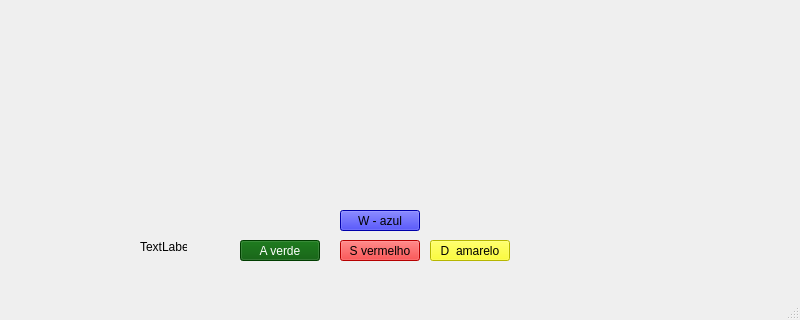
IgorDiasV/tempoDeReacao, file mainwindow.ui: the form before one commit; both pictures show x 0 to 800 and y 280 to 600 of the 800 by 600 pixel window.
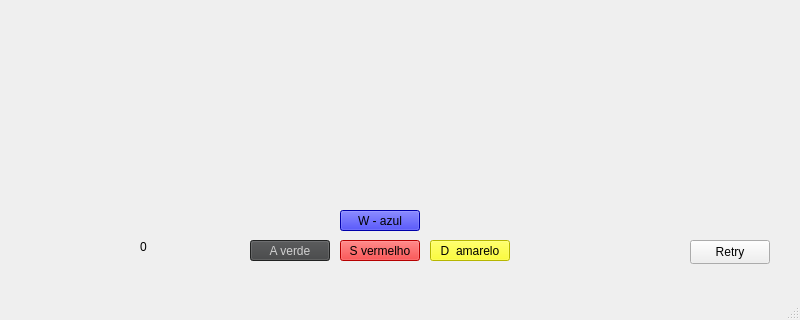
The form after the commit.

What changed in the file:
```diff
--- a/mainwindow.ui
+++ b/mainwindow.ui
@@ -472,7 +472,7 @@
    <widget class="QPushButton" name="pushButton_2">
     <property name="geometry">
      <rect>
-      <x>240</x>
+      <x>250</x>
       <y>520</y>
       <width>80</width>
       <height>21</height>
@@ -494,7 +494,7 @@
         <brush brushstyle="SolidPattern">
          <color alpha="255">
           <red>0</red>
-          <green>85</green>
+          <green>170</green>
           <blue>0</blue>
          </color>
         </brush>
@@ -630,63 +630,63 @@
        <colorrole role="WindowText">
         <brush brushstyle="SolidPattern">
          <color alpha="255">
-          <red>255</red>
-          <green>255</green>
-          <blue>255</blue>
+          <red>208</red>
+          <green>208</green>
+          <blue>208</blue>
          </color>
         </brush>
        </colorrole>
        <colorrole role="Button">
         <brush brushstyle="SolidPattern">
          <color alpha="255">
-          <red>0</red>
-          <green>85</green>
-          <blue>0</blue>
+          <red>64</red>
+          <green>65</green>
+          <blue>66</blue>
          </color>
         </brush>
        </colorrole>
        <colorrole role="Light">
         <brush brushstyle="SolidPattern">
          <color alpha="255">
-          <red>0</red>
-          <green>127</green>
-          <blue>0</blue>
+          <red>255</red>
+          <green>255</green>
+          <blue>255</blue>
          </color>
         </brush>
        </colorrole>
        <colorrole role="Midlight">
         <brush brushstyle="SolidPattern">
          <color alpha="255">
-          <red>0</red>
-          <green>106</green>
-          <blue>0</blue>
+          <red>227</red>
+          <green>227</green>
+          <blue>227</blue>
          </color>
         </brush>
        </colorrole>
        <colorrole role="Dark">
         <brush brushstyle="SolidPattern">
          <color alpha="255">
-          <red>0</red>
-          <green>42</green>
-          <blue>0</blue>
+          <red>64</red>
+          <green>65</green>
+          <blue>66</blue>
          </color>
         </brush>
        </colorrole>
        <colorrole role="Mid">
         <brush brushstyle="SolidPattern">
          <color alpha="255">
-          <red>0</red>
-          <green>57</green>
-          <blue>0</blue>
+          <red>160</red>
+          <green>160</green>
+          <blue>160</blue>
          </color>
         </brush>
        </colorrole>
        <colorrole role="Text">
         <brush brushstyle="SolidPattern">
          <color alpha="255">
-          <red>255</red>
-          <green>255</green>
-          <blue>255</blue>
+          <red>208</red>
+          <green>208</green>
+          <blue>208</blue>
          </color>
         </brush>
        </colorrole>
@@ -694,80 +694,80 @@
         <brush brushstyle="SolidPattern">
          <color alpha="255">
           <red>255</red>
-          <green>255</green>
-          <blue>255</blue>
+          <green>51</green>
+          <blue>51</blue>
          </color>
         </brush>
        </colorrole>
        <colorrole role="ButtonText">
         <brush brushstyle="SolidPattern">
          <color alpha="255">
-          <red>255</red>
-          <green>255</green>
-          <blue>255</blue>
+          <red>208</red>
+          <green>208</green>
+          <blue>208</blue>
          </color>
         </brush>
        </colorrole>
        <colorrole role="Base">
         <brush brushstyle="SolidPattern">
          <color alpha="255">
-          <red>0</red>
-          <green>0</green>
-          <blue>0</blue>
+          <red>46</red>
+          <green>47</green>
+          <blue>48</blue>
          </color>
         </brush>
        </colorrole>
        <colorrole role="Window">
         <brush brushstyle="SolidPattern">
          <color alpha="255">
-          <red>0</red>
-          <green>85</green>
-          <blue>0</blue>
+          <red>46</red>
+          <green>47</green>
+          <blue>48</blue>
          </color>
         </brush>
        </colorrole>
        <colorrole role="Shadow">
         <brush brushstyle="SolidPattern">
          <color alpha="255">
-          <red>0</red>
-          <green>0</green>
-          <blue>0</blue>
+          <red>105</red>
+          <green>105</green>
+          <blue>105</blue>
          </color>
         </brush>
        </colorrole>
        <colorrole role="AlternateBase">
         <brush brushstyle="SolidPattern">
          <color alpha="255">
-          <red>0</red>
-          <green>42</green>
-          <blue>0</blue>
+          <red>53</red>
+          <green>54</green>
+          <blue>55</blue>
          </color>
         </brush>
        </colorrole>
        <colorrole role="ToolTipBase">
         <brush brushstyle="SolidPattern">
          <color alpha="255">
-          <red>255</red>
-          <green>255</green>
-          <blue>220</blue>
+          <red>64</red>
+          <green>65</green>
+          <blue>66</blue>
          </color>
         </brush>
        </colorrole>
        <colorrole role="ToolTipText">
         <brush brushstyle="SolidPattern">
          <color alpha="255">
-          <red>0</red>
-          <green>0</green>
-          <blue>0</blue>
+          <red>208</red>
+          <green>208</green>
+          <blue>208</blue>
          </color>
         </brush>
        </colorrole>
        <colorrole role="PlaceholderText">
         <brush brushstyle="SolidPattern">
-         <color alpha="128">
-          <red>255</red>
-          <green>255</green>
-          <blue>255</blue>
+         <color alpha="255">
+          <red>127</red>
+          <green>127</green>
+          <blue>128</blue>
          </color>
         </brush>
        </colorrole>
@@ -786,7 +786,7 @@
         <brush brushstyle="SolidPattern">
          <color alpha="255">
           <red>0</red>
-          <green>85</green>
+          <green>170</green>
           <blue>0</blue>
          </color>
         </brush>
@@ -884,36 +884,36 @@
        <colorrole role="AlternateBase">
         <brush brushstyle="SolidPattern">
          <color alpha="255">
-          <red>0</red>
-          <green>85</green>
-          <blue>0</blue>
+          <red>53</red>
+          <green>54</green>
+          <blue>55</blue>
          </color>
         </brush>
        </colorrole>
        <colorrole role="ToolTipBase">
         <brush brushstyle="SolidPattern">
          <color alpha="255">
-          <red>255</red>
-          <green>255</green>
-          <blue>220</blue>
+          <red>64</red>
+          <green>65</green>
+          <blue>66</blue>
          </color>
         </brush>
        </colorrole>
        <colorrole role="ToolTipText">
         <brush brushstyle="SolidPattern">
          <color alpha="255">
-          <red>0</red>
-          <green>0</green>
-          <blue>0</blue>
+          <red>208</red>
+          <green>208</green>
+          <blue>208</blue>
          </color>
         </brush>
        </colorrole>
        <colorrole role="PlaceholderText">
         <brush brushstyle="SolidPattern">
-         <color alpha="128">
-          <red>255</red>
-          <green>255</green>
-          <blue>255</blue>
+         <color alpha="255">
+          <red>127</red>
+          <green>127</green>
+          <blue>128</blue>
          </color>
         </brush>
        </colorrole>
@@ -1844,7 +1844,20 @@
      </rect>
     </property>
     <property name="text">
-     <string>TextLabel</string>
+     <string>0</string>
+    </property>
+   </widget>
+   <widget class="QPushButton" name="retry_btn">
+    <property name="geometry">
+     <rect>
+      <x>690</x>
+      <y>520</y>
+      <width>80</width>
+      <height>24</height>
+     </rect>
+    </property>
+    <property name="text">
+     <string>Retry</string>
     </property>
    </widget>
   </widget>
```
Left out of the diff: 2 changed lines with no effect on the pictures.
